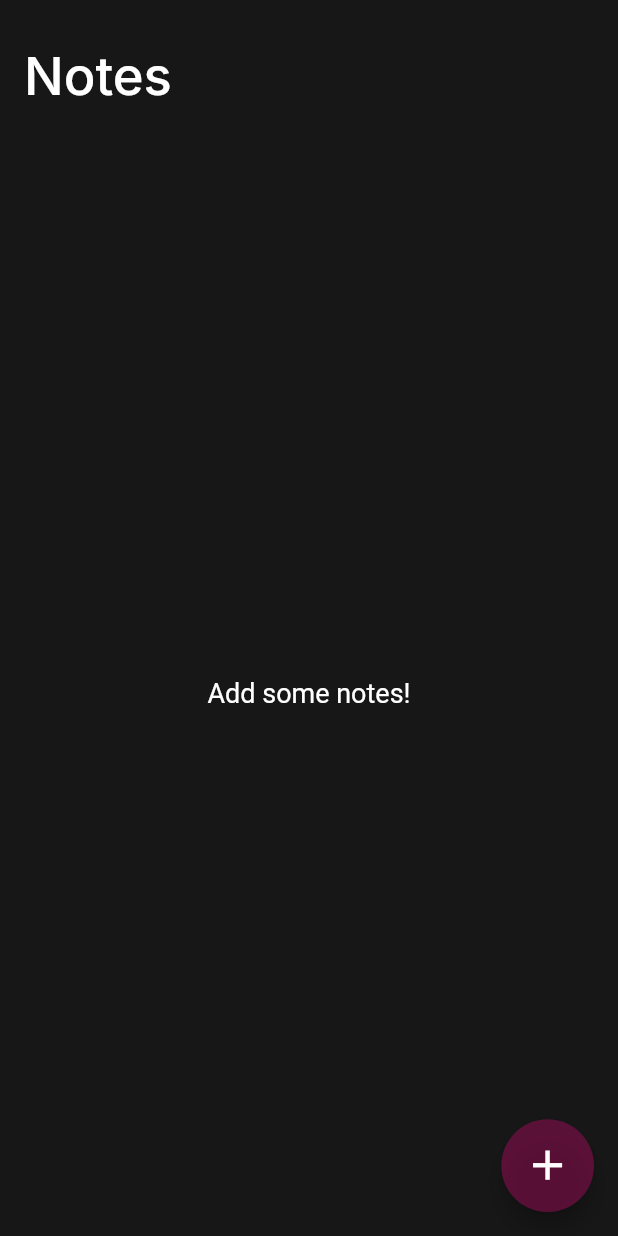
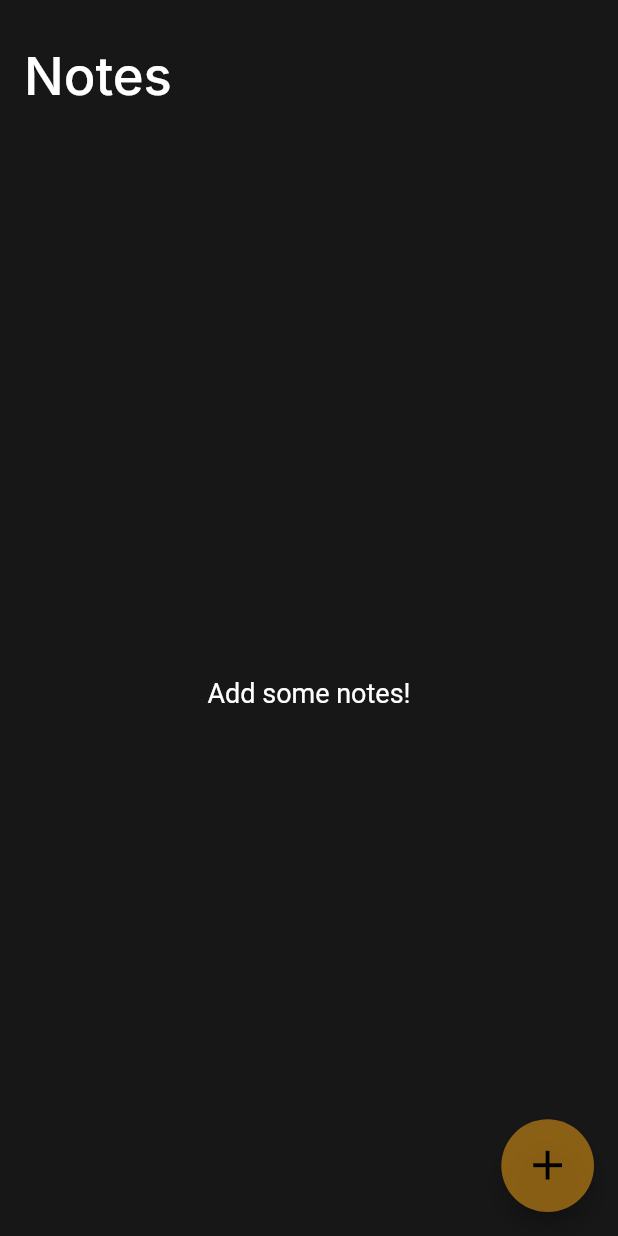
Before and after one commit to SalehTZ/note_app_flutter, a Flutter app: the screen it shows after launch, on a phone screen of 412 x 824 dp. Run offline on Flutter 3.47's test engine with Material 2 defaults, Android fonts, the phone set to English and light mode, and no system bars; our stand-ins replace google_fonts, hive, hive_flutter; accounts and stored records are empty.

Commit message:
Changed theme color.

```diff
--- a/lib/components/colors.dart
+++ b/lib/components/colors.dart
@@ -4,16 +4,16 @@ const purpleColor = 0xFF880E4F;
 const greyColor = 0xFF171717;
 
 Map<int, Color> appThemeColors = {
-  50: const Color.fromRGBO(136, 14, 79, .1),
-  100: const Color.fromRGBO(136, 14, 79, .2),
-  200: const Color.fromRGBO(136, 14, 79, .3),
-  300: const Color.fromRGBO(136, 14, 79, .4),
-  400: const Color.fromRGBO(136, 14, 79, .5),
-  500: const Color.fromRGBO(136, 14, 79, .6),
-  600: const Color.fromRGBO(136, 14, 79, .7),
-  700: const Color.fromRGBO(136, 14, 79, .8),
-  800: const Color.fromRGBO(136, 14, 79, .9),
-  900: const Color.fromRGBO(136, 14, 79, 1),
+  50: const Color.fromRGBO(216, 146, 22, .1),
+  100: const Color.fromRGBO(216, 146, 22, .2),
+  200: const Color.fromRGBO(216, 146, 22, .3),
+  300: const Color.fromRGBO(216, 146, 22, .4),
+  400: const Color.fromRGBO(216, 146, 22, .5),
+  500: const Color.fromRGBO(216, 146, 22, .6),
+  600: const Color.fromRGBO(216, 146, 22, .7),
+  700: const Color.fromRGBO(216, 146, 22, .8),
+  800: const Color.fromRGBO(216, 146, 22, .9),
+  900: const Color.fromRGBO(216, 146, 22, 1),
 };
 
 List<int> noteColors = [
```
